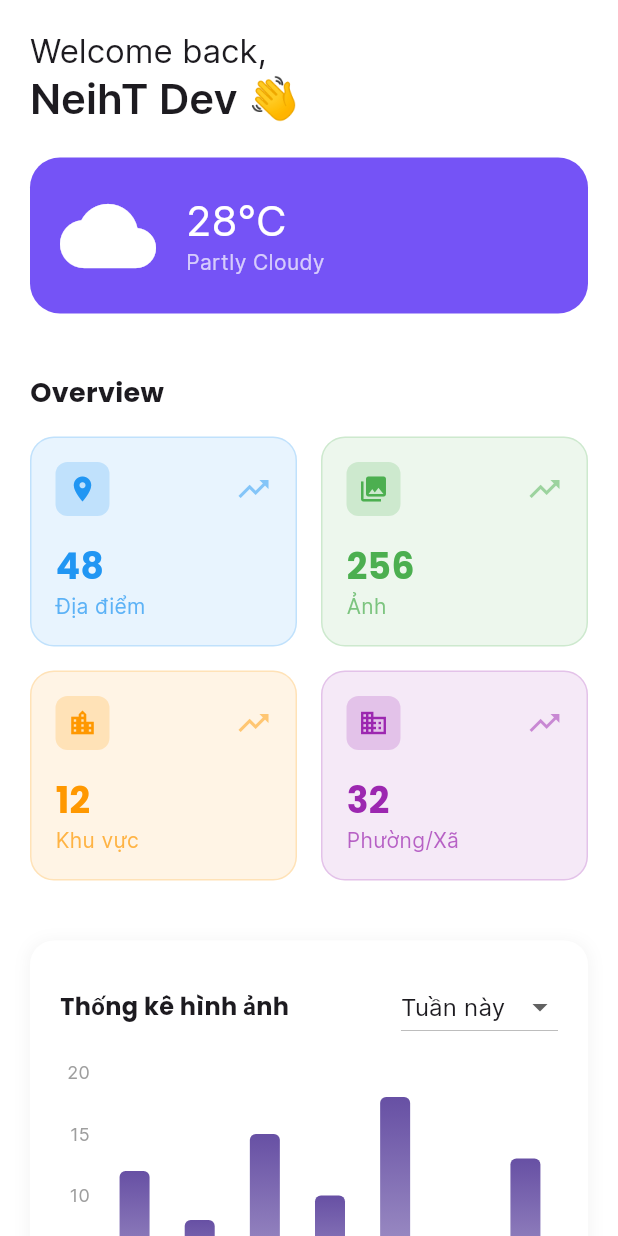
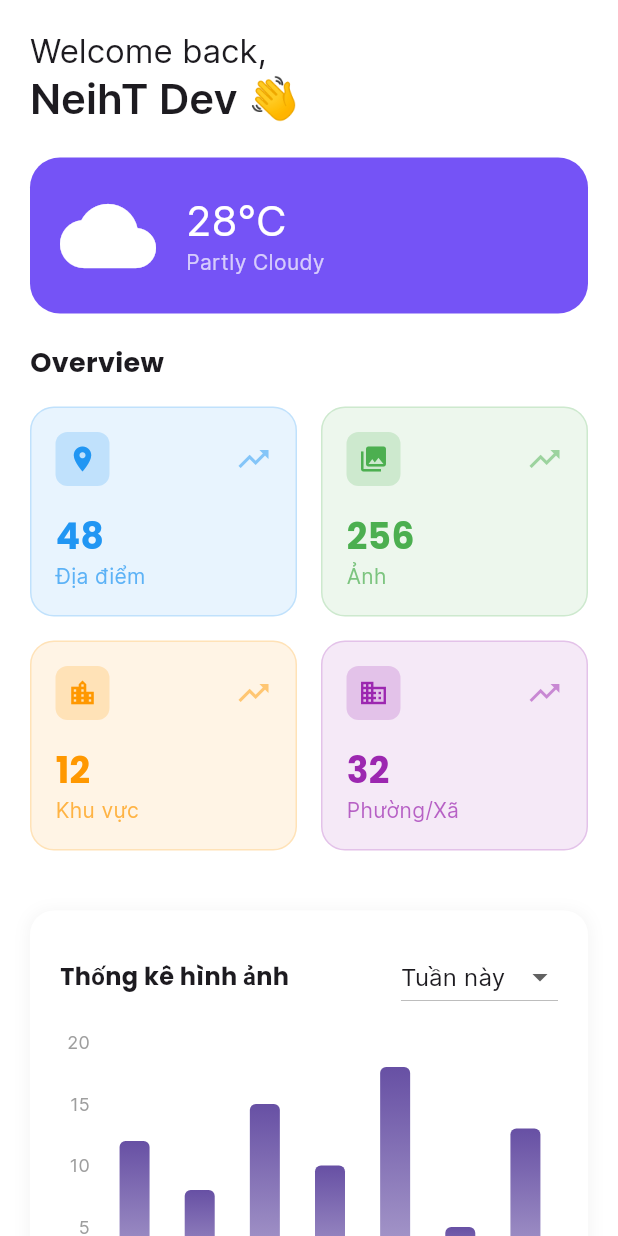
Before and after one commit to thienmdp/PhotoZone, a Flutter app: the HomePage screen opened directly, on a phone screen of 412 x 824 dp. Run offline on Flutter 3.47's test engine with Material 3 defaults, Android fonts, the phone set to English and light mode, and no system bars; drawn by our look-alikes of fl_chart; our stand-ins replace flutter_svg, google_fonts, image_picker, local_auth, permission_handler, rive and 3 more; accounts and stored records are empty.

Commit message:
fix: update home_screen

```diff
--- a/lib/screens/home/home_screen.dart
+++ b/lib/screens/home/home_screen.dart
@@ -107,7 +107,7 @@ class _HomePageState extends State<HomePage> {
 
   Widget _buildSummaryCards() {
     return Container(
-      padding: const EdgeInsets.all(20),
+      padding: const EdgeInsets.fromLTRB(20, 0, 20, 20),
       child: Column(
         crossAxisAlignment: CrossAxisAlignment.start,
         children: [
```
Also changed, not shown: 126 other files.
